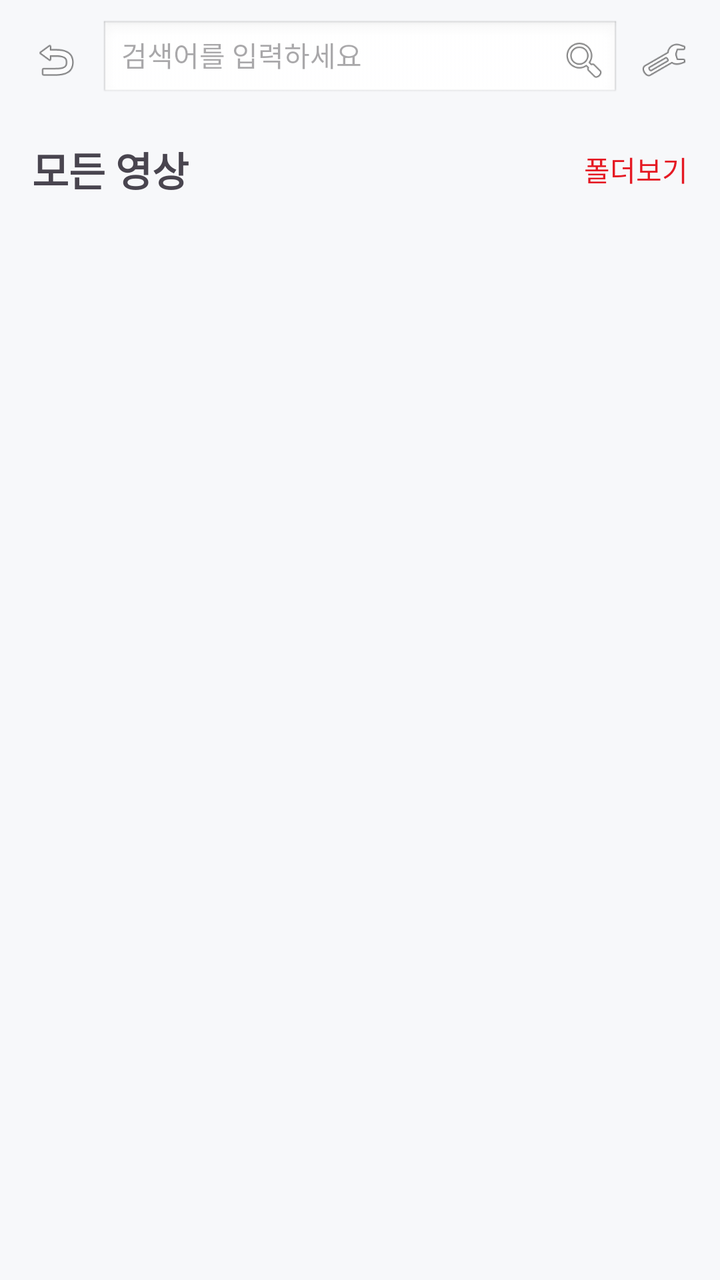
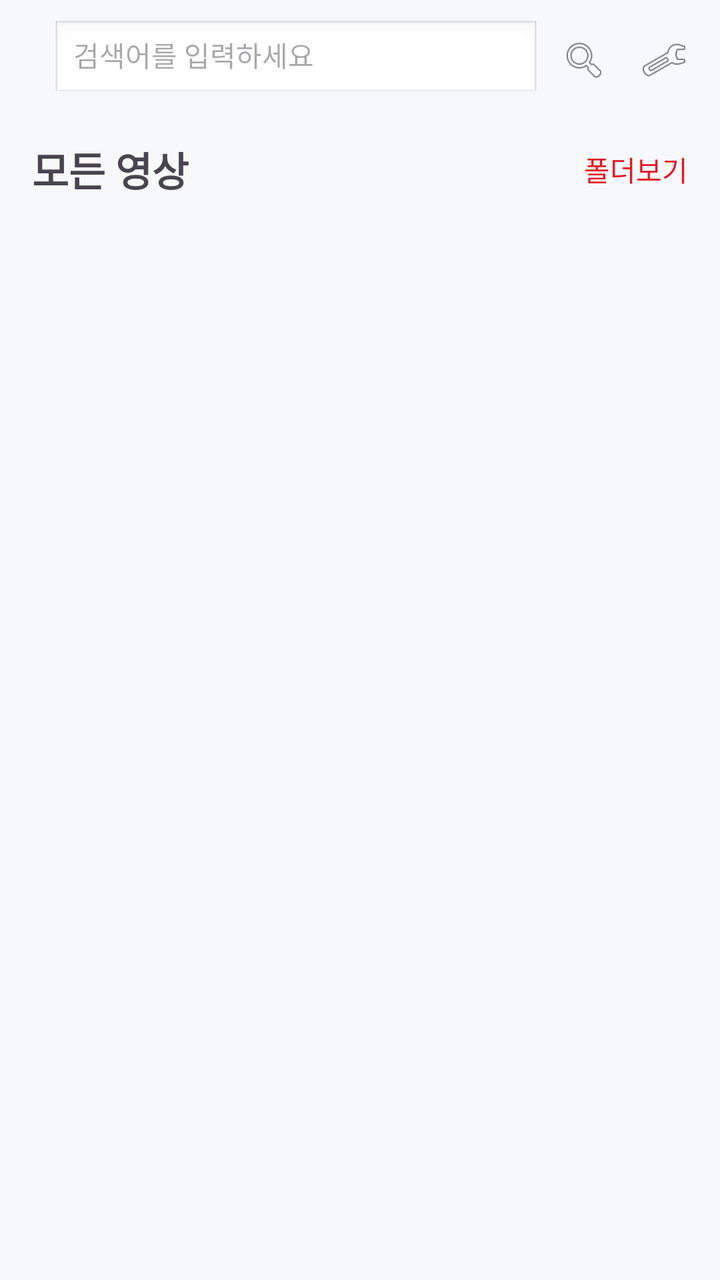

Compare the two renders of this Android layout. The source of the first and the diff that turns it into the second are given below.
<!-- AndroidManifest.xml: application theme Theme.TubePocket -->
<!-- res/layout/fragment_storage.xml -->
<?xml version="1.0" encoding="utf-8"?>
<LinearLayout xmlns:android="http://schemas.android.com/apk/res/android"
    android:layout_width="match_parent"
    android:layout_height="match_parent"
    android:background="@color/bg_light_gray"
    android:orientation="vertical">

    <RelativeLayout
        android:layout_width="match_parent"
        android:layout_height="60dp"
        android:paddingHorizontal="16dp">

        <ImageView
            android:id="@+id/ivBack"
            android:layout_width="24dp"
            android:layout_height="24dp"
            android:layout_centerVertical="true"
            android:src="@android:drawable/ic_menu_revert" />

        <EditText
            android:id="@+id/etSearch"
            android:layout_width="match_parent"
            android:layout_height="40dp"
            android:layout_toEndOf="@id/ivBack"
            android:layout_toStartOf="@id/ivSetting"
            android:layout_centerVertical="true"
            android:layout_marginHorizontal="10dp"
            android:hint="검색어를 입력하세요"
            android:textSize="14sp"
            android:background="@android:drawable/edit_text" />

        <ImageView
            android:id="@+id/ivSearch"
            android:layout_width="24dp"
            android:layout_height="24dp"
            android:layout_centerVertical="true"
            android:layout_toStartOf="@+id/ivSetting"
            android:layout_marginEnd="16dp"
            android:src="@android:drawable/ic_menu_search" />

        <ImageView
            android:id="@+id/ivSetting"
            android:layout_width="24dp"
            android:layout_height="24dp"
            android:layout_alignParentEnd="true"
            android:layout_centerVertical="true"
            android:src="@android:drawable/ic_menu_manage" />
    </RelativeLayout>

    <LinearLayout
        android:layout_width="match_parent"
        android:layout_height="wrap_content"
        android:paddingHorizontal="16dp"
        android:paddingVertical="10dp"
        android:gravity="center_vertical"
        android:orientation="horizontal">

        <TextView
            android:id="@+id/tvCurrentFolder"
            android:layout_width="0dp"
            android:layout_height="wrap_content"
            android:layout_weight="1"
            android:text="모든 영상"
            android:textSize="20sp"
            android:textStyle="bold" />

        <TextView
            android:id="@+id/btnViewFolder"
            android:layout_width="wrap_content"
            android:layout_height="wrap_content"
            android:text="폴더보기"
            android:textColor="@color/main_red"
            android:textSize="14sp" />
    </LinearLayout>

    <androidx.recyclerview.widget.RecyclerView
        android:id="@+id/rvStorage"
        android:layout_width="match_parent"
        android:layout_height="match_parent"
        android:clipToPadding="false"
        android:paddingTop="4dp"
        android:paddingBottom="80dp" />
</LinearLayout>
<!-- resources referenced by this layout -->
<resources>
  <color name="bg_light_gray">#F7F8FA</color>
  <color name="main_red">#E51923</color>
  <style name="Theme.TubePocket" parent="Base.Theme.TubePocket" />
  <style name="Base.Theme.TubePocket" parent="Theme.Material3.DayNight.NoActionBar">
          
          
      </style>
</resources>

<!-- the commit's change to res/layout/fragment_storage.xml (unified diff, before → after) -->
@@ -10,19 +10,12 @@
         android:layout_height="60dp"
         android:paddingHorizontal="16dp">
 
-        <ImageView
-            android:id="@+id/ivBack"
-            android:layout_width="24dp"
-            android:layout_height="24dp"
-            android:layout_centerVertical="true"
-            android:src="@android:drawable/ic_menu_revert" />
-
         <EditText
             android:id="@+id/etSearch"
             android:layout_width="match_parent"
             android:layout_height="40dp"
-            android:layout_toEndOf="@id/ivBack"
-            android:layout_toStartOf="@id/ivSetting"
+            android:layout_alignParentStart="true"
+            android:layout_toStartOf="@id/ivSearch"
             android:layout_centerVertical="true"
             android:layout_marginHorizontal="10dp"
             android:hint="검색어를 입력하세요"
